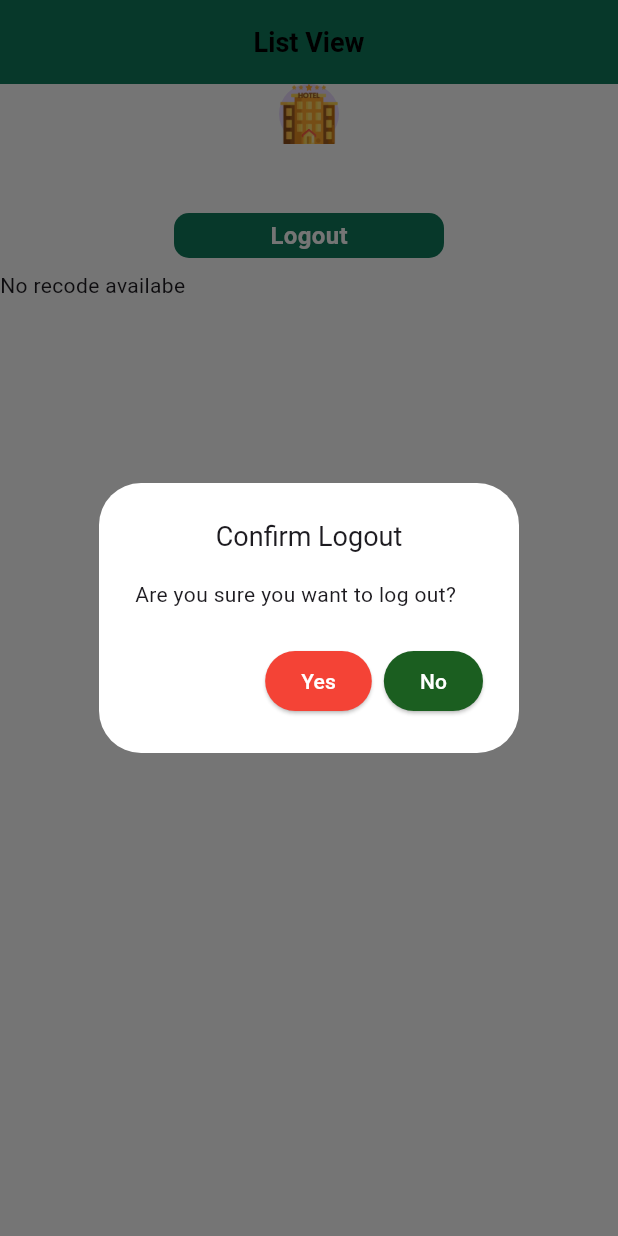
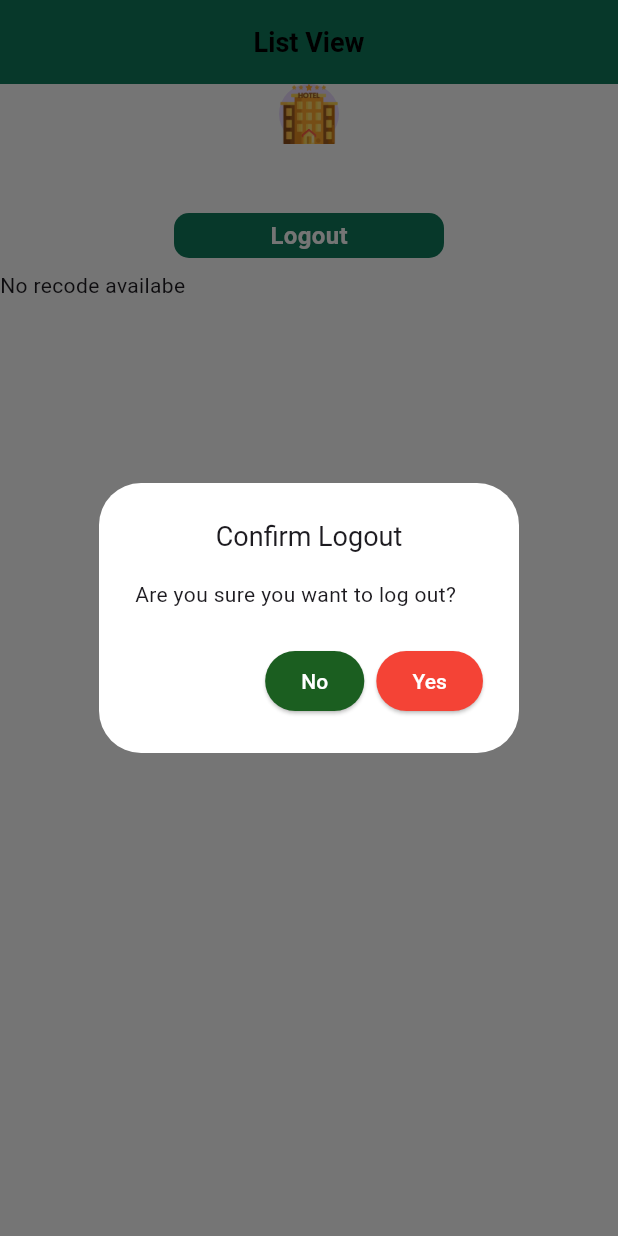
Before and after one commit to Dimmithra/mobile_app_testing, a Flutter app: the HomePage widget shown alone on an empty page, opened directly with empty values, after a tap on "Logout", on a phone screen of 412 x 824 dp. Run offline on Flutter 3.47's test engine with Material 3 defaults, Android fonts, the phone set to English and light mode, and no system bars; drawn by our look-alikes of cached_network_image; our stand-ins replace firebase_auth, firebase_core, flutter_secure_storage, font_awesome_flutter, google_sign_in, loading_animation_widget; accounts and stored records are empty; network calls fail.

Commit message:
error fixed

```diff
--- a/lib/providers/auth_provider.dart
+++ b/lib/providers/auth_provider.dart
@@ -1,5 +1,4 @@
 import 'package:flutter/material.dart';
-import 'package:flutter/rendering.dart';
 import 'package:mobile_app_test/screen/Home_page/home_page.dart';
 import 'package:mobile_app_test/screen/login_screen/login_screen.dart';
 import 'package:google_sign_in/google_sign_in.dart';
--- a/lib/providers/home_provider.dart
+++ b/lib/providers/home_provider.dart
@@ -3,7 +3,6 @@ import 'dart:convert';
 import 'package:flutter/material.dart';
 import 'package:mobile_app_test/model/hotel_list_result_model.dart';
 import 'dart:developer' as dev;
-
 import 'package:mobile_app_test/utils/custom_http.dart';
 import 'package:mobile_app_test/utils/url_constant.dart';
 import 'package:mobile_app_test/widgets/common_snackbar_message.dart';
--- a/lib/screen/Home_page/home_page.dart
+++ b/lib/screen/Home_page/home_page.dart
@@ -121,6 +121,20 @@ class _HomePageState extends State<HomePage> {
                                       actions: [
                                         ElevatedButton(
                                           style: ElevatedButton.styleFrom(
+                                              backgroundColor:
+                                                  Colors.green.shade900),
+                                          onPressed: () {
+                                            Navigator.pop(context);
+                                          },
+                                          child: Text(
+                                            "No",
+                                            style: TextStyle(
+                                              color: Colors.white,
+                                            ),
+                                          ),
+                                        ),
+                                        ElevatedButton(
+                                          style: ElevatedButton.styleFrom(
                                               backgroundColor: Colors.red),
                                           onPressed: () {
                                             authProvider.userLogOut(context);
@@ -132,20 +146,6 @@ class _HomePageState extends State<HomePage> {
                                             ),
                                           ),
                                         ),
-                                        ElevatedButton(
-                                          style: ElevatedButton.styleFrom(
-                                              backgroundColor:
-                                                  Colors.green.shade900),
-                                          onPressed: () {
-                                            Navigator.pop(context);
-                                          },
-                                          child: Text(
-                                            "No",
-                                            style: TextStyle(
-                                              color: Colors.white,
-                                            ),
-                                          ),
-                                        )
                                       ],
                                     );
                                   },
--- a/lib/screen/Home_page/hotel_detail_screen.dart
+++ b/lib/screen/Home_page/hotel_detail_screen.dart
@@ -1,6 +1,5 @@
 import 'package:cached_network_image/cached_network_image.dart';
 import 'package:flutter/material.dart';
-import 'package:mobile_app_test/main.dart';
 import 'package:mobile_app_test/providers/home_provider.dart';
 import 'package:mobile_app_test/utils/colors.dart';
 import 'package:mobile_app_test/utils/main_body.dart';
--- a/lib/screen/login_screen/login_screen.dart
+++ b/lib/screen/login_screen/login_screen.dart
@@ -3,7 +3,6 @@ import 'package:mobile_app_test/providers/auth_provider.dart';
 import 'package:mobile_app_test/utils/colors.dart';
 import 'package:mobile_app_test/utils/main_body.dart';
 import 'package:mobile_app_test/widgets/common_loader.dart';
-import 'package:mobile_app_test/widgets/common_textfeild.dart';
 import 'package:font_awesome_flutter/font_awesome_flutter.dart';
 import 'package:provider/provider.dart';
 
--- a/lib/widgets/common_textfeild.dart
+++ b/lib/widgets/common_textfeild.dart
@@ -1,7 +1,6 @@
 import 'package:flutter/material.dart';
 import 'package:flutter/services.dart';
 import 'package:mobile_app_test/utils/colors.dart';
-import 'package:provider/provider.dart';
 
 class CommonTextFeild extends StatefulWidget {
   const CommonTextFeild({
```
